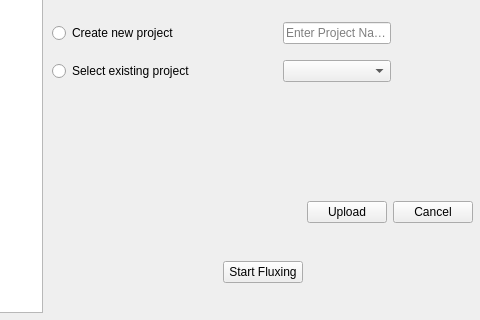
This is src/gui/mzroll/forms/pollyelmaveninterface.ui in ElucidataInc/ElMaven as Qt 5 draws it before an edit; both pictures show x 158 to 638 and y 158 to 478 of the 638 by 478 pixel window. The edited form follows.
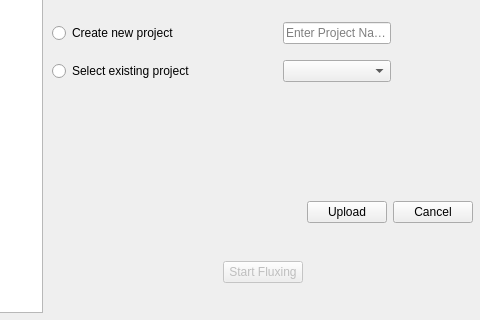
This is the edited form. The open tabs and pages were chosen to show the change.

Commit message: [Fix] Correct object names for first view components

The edit to the form file:
```diff
--- a/src/gui/mzroll/forms/pollyelmaveninterface.ui
+++ b/src/gui/mzroll/forms/pollyelmaveninterface.ui
@@ -646,6 +646,9 @@
       </item>
       <item>
        <widget class="QPushButton" name="pollyButton_2">
+        <property name="enabled">
+         <bool>false</bool>
+        </property>
         <property name="text">
          <string>Start Fluxing</string>
         </property>
```
Left out of the diff: 10 changed lines with no effect on the pictures.
